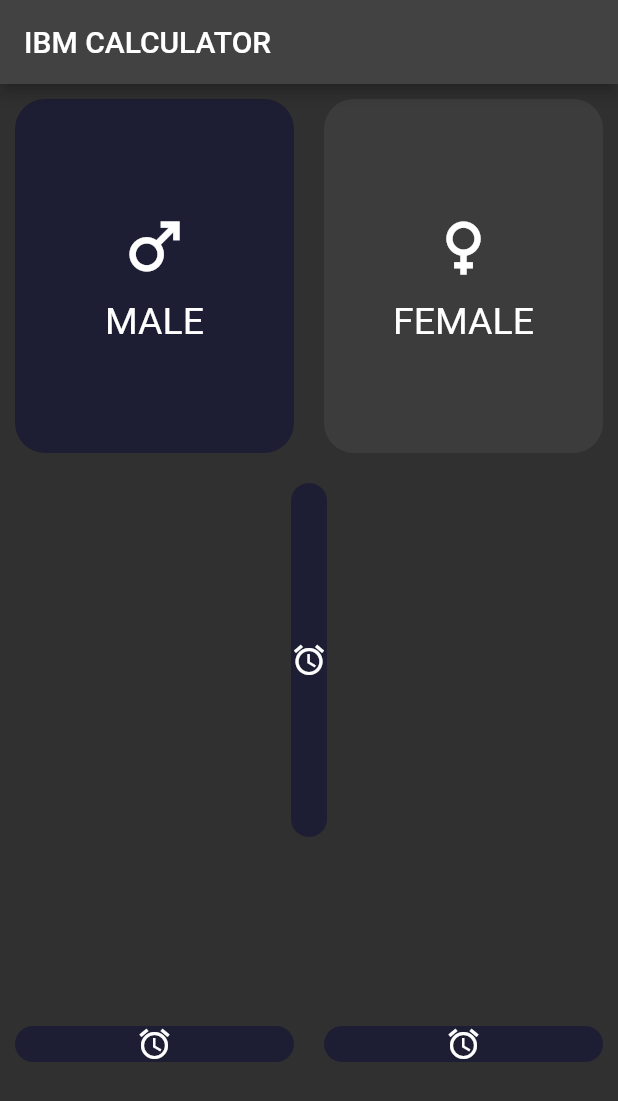
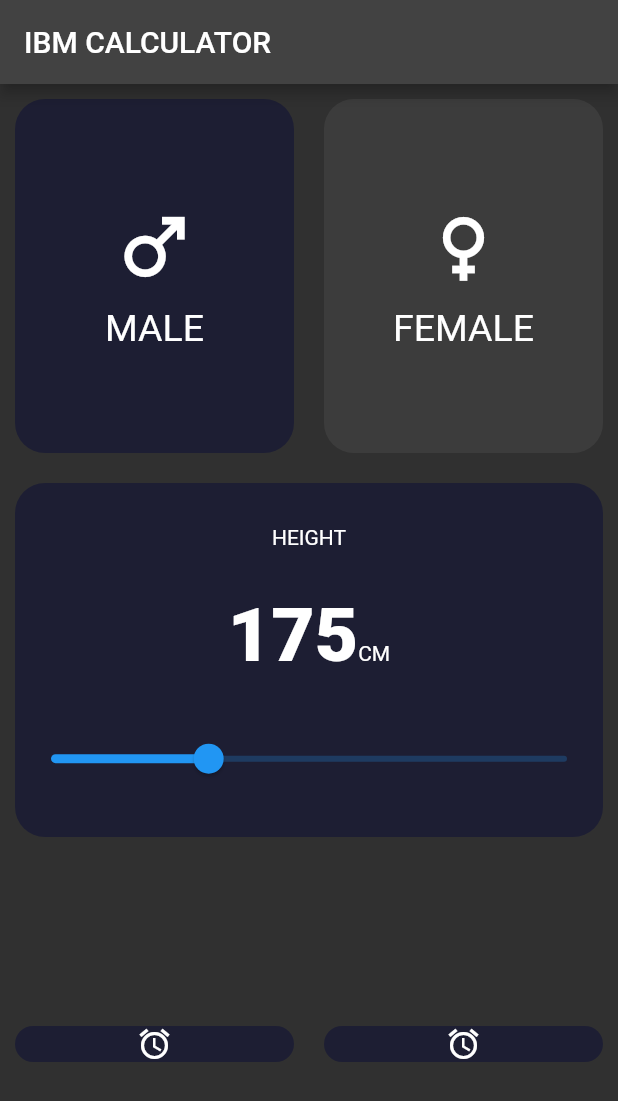
Before and after one commit to sphamandla-s/BMI-calculator-flutter, a Flutter app: the screen it shows after launch, after a tap on "FEMALE", on a phone screen of 412 x 824 dp. Shown: the top 1101 px of the screen. Run offline on Flutter 3.47's test engine with Material 2 defaults, Android fonts, the phone set to English and light mode, and no system bars.

Commit message:
Finished with the height card

```diff
--- a/lib/CardLayout.dart
+++ b/lib/CardLayout.dart
@@ -12,7 +12,7 @@ class CardLayout extends StatelessWidget {
       children:  [
         Icon(
           cardIcon,
-          size: 50.0,
+          size: 60.0,
         ),
         const SizedBox(height: 10.0),
         Text(
--- a/lib/cardColor.dart
+++ /dev/null
@@ -1,4 +0,0 @@
-enum CardColor {
-  activeColor,
-
-}
--- /dev/null
+++ b/lib/heightCard.dart
@@ -0,0 +1,35 @@
+import 'package:flutter/material.dart';
+
+class HeightCard extends StatefulWidget {
+  const HeightCard({Key? key}) : super(key: key);
+
+  @override
+  State<HeightCard> createState() => _HeightCardState();
+}
+
+class _HeightCardState extends State<HeightCard> {
+  int _height = 175;
+  @override
+  Widget build(BuildContext context) {
+    return Column(
+      mainAxisAlignment: MainAxisAlignment.spaceEvenly,
+      children: [
+        const Text("HEIGHT"),
+        Row(
+          mainAxisAlignment: MainAxisAlignment.center,
+          crossAxisAlignment: CrossAxisAlignment.baseline,
+          textBaseline: TextBaseline.alphabetic,
+          children: [
+            Text(_height.toString(), style: const TextStyle(fontWeight: FontWeight.w900, fontSize: 50.0),),
+            const Text("CM")
+          ],
+        ),
+        Slider(value: _height.toDouble(), min: 120, max: 300 ,onChanged: (double newValue){
+          setState(() {
+            _height = newValue.round();
+          });
+        })
+      ],
+    );
+  }
+}
--- a/lib/home.dart
+++ b/lib/home.dart
@@ -1,8 +1,8 @@
 import 'package:bmi_calculator/IbmLayout.dart';
 import 'package:flutter/material.dart';
 import 'package:bmi_calculator/gender.dart';
-
 import 'CardLayout.dart';
+import 'heightCard.dart';
 
 class InputApp extends StatefulWidget {
   const InputApp({Key? key}) : super(key: key);
@@ -12,34 +12,14 @@ class InputApp extends StatefulWidget {
 }
 
 class _InputAppState extends State<InputApp> {
+  final int _activeColor = 0xFF1D1E33;
   int _maleColor = 0xFF1D1E33;
   int _femaleColor = 0xFF1D1E33;
-  final int _activeColor = 0xFF1D1E33;
 
   void _changeColor(Gender gender) {
-    if(gender == Gender.male && _maleColor == _activeColor){
-      setState(() {
-        _maleColor = 0xFFFFFFF;
-        _femaleColor = _activeColor;
-      });
-    } else if(gender == Gender.male && _maleColor != _activeColor) {
-      setState(() {
-        _maleColor = _activeColor;
-      });
-    } else if(gender == Gender.female && _femaleColor == _activeColor) {
-      setState(() {
-        _femaleColor = 0xFFFFFFF;
-        _maleColor = _activeColor;
-      });
-    } else if(gender == Gender.female && _femaleColor != _activeColor){
-      setState(() {
-        _femaleColor = _activeColor;
-      });
-    }
-
+    gender == Gender.male && _maleColor == _activeColor ? setState(() {_maleColor = 0xFFFFFFF;_femaleColor = _activeColor;}) : setState(() {_maleColor = _activeColor;});
+    gender == Gender.female && _femaleColor == _activeColor ? setState(() {_femaleColor = 0xFFFFFFF;_maleColor = _activeColor;}) : setState(() {_femaleColor = _activeColor;});
   }
-
-
 
   @override
   Widget build(BuildContext context) {
@@ -51,25 +31,29 @@ class _InputAppState extends State<InputApp> {
         children: [
           Expanded(
             child: Row(
-              children:  [
+              children: [
                 Expanded(
-                  child: GestureDetector( onTap: (){_changeColor(Gender.male);},
-                    child: IbmLayout(
-                      Color(_maleColor),
-                      const CardLayout("MALE", Icons.male_outlined)
-                    ),
+                  child: GestureDetector(
+                    onTap: () {
+                      _changeColor(Gender.male);
+                    },
+                    child: IbmLayout(Color(_maleColor),
+                        const CardLayout("MALE", Icons.male_outlined)),
                   ),
                 ),
                 Expanded(
-                  child:
-                      GestureDetector(onTap: (){_changeColor(Gender.female);}, child: IbmLayout(Color(_femaleColor), CardLayout("FEMALE", Icons.female_outlined))),
+                  child: GestureDetector(
+                      onTap: () {
+                        _changeColor(Gender.female);
+                      },
+                      child: IbmLayout(Color(_femaleColor),
+                          const CardLayout("FEMALE", Icons.female_outlined))),
                 ),
               ],
             ),
           ),
           const Expanded(
-            child: IbmLayout(Color(0xFF1D1E33), Icon(Icons.access_alarm)),
-          ),
+            child: IbmLayout(Color(0xFF1D1E33), HeightCard()),),
           Expanded(
               child: Row(
             children: const [
```
